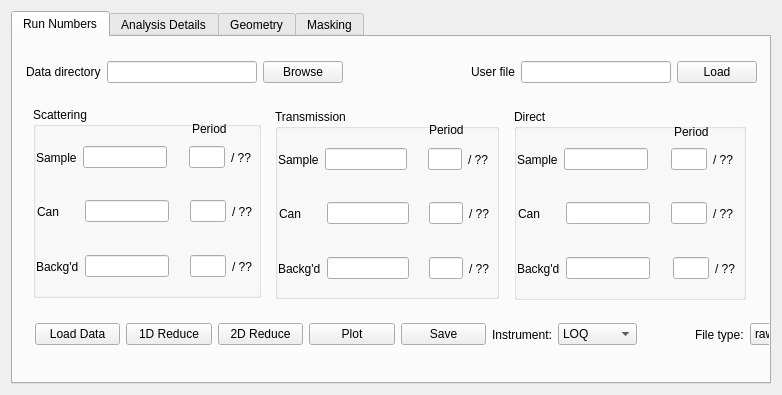
This is Code/qtiplot/MantidQt/CustomInterfaces/inc/SANSRunWindow.ui in mantidproject/mantid as Qt 5 draws it before an edit. The edited form follows.
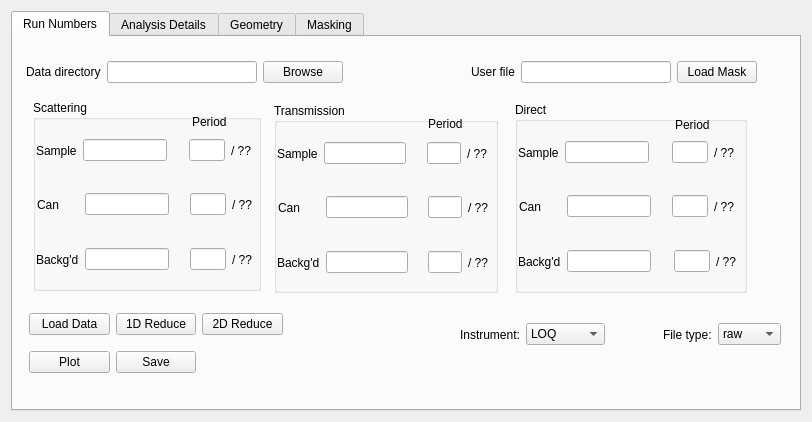
This is the edited form. The open tabs and pages were chosen to show the change.

Commit message: Better handling of centre finding from SANS GUI. Re #636

```diff
--- a/Code/qtiplot/MantidQt/CustomInterfaces/inc/SANSRunWindow.ui
+++ b/Code/qtiplot/MantidQt/CustomInterfaces/inc/SANSRunWindow.ui
@@ -1,13 +1,13 @@
 <?xml version="1.0" encoding="UTF-8"?>
 <ui version="4.0">
  <class>SANSRunWindow</class>
- <widget class="QWidget" name="SANSRunWindow">
-  <property name="geometry">
+ <widget class="QWidget" name="SANSRunWindow" >
+  <property name="geometry" >
    <rect>
     <x>0</x>
     <y>0</y>
-    <width>778</width>
-    <height>395</height>
+    <width>808</width>
+    <height>418</height>
    </rect>
   </property>
   <property name="windowTitle">
@@ -15,11 +15,17 @@
   </property>
   <layout class="QVBoxLayout" name="verticalLayout_3">
    <item>
-    <widget class="QTabWidget" name="tabWidget">
-     <property name="minimumSize">
+    <widget class="QTabWidget" name="tabWidget" >
+     <property name="sizePolicy" >
+      <sizepolicy vsizetype="Preferred" hsizetype="Preferred" >
+       <horstretch>0</horstretch>
+       <verstretch>0</verstretch>
+      </sizepolicy>
+     </property>
+     <property name="minimumSize" >
       <size>
-       <width>760</width>
-       <height>360</height>
+       <width>790</width>
+       <height>400</height>
       </size>
      </property>
      <property name="autoFillBackground">
@@ -41,11 +47,11 @@
       <attribute name="title">
        <string>Run Numbers</string>
       </attribute>
-      <widget class="QGroupBox" name="groupBox">
-       <property name="geometry">
+      <widget class="QGroupBox" name="groupBox" >
+       <property name="geometry" >
         <rect>
          <x>20</x>
-         <y>70</y>
+         <y>63</y>
          <width>228</width>
          <height>191</height>
         </rect>
@@ -271,11 +277,11 @@
         </layout>
        </widget>
       </widget>
-      <widget class="QGroupBox" name="groupBox_2">
-       <property name="geometry">
+      <widget class="QGroupBox" name="groupBox_2" >
+       <property name="geometry" >
         <rect>
-         <x>262</x>
-         <y>72</y>
+         <x>261</x>
+         <y>66</y>
          <width>224</width>
          <height>190</height>
         </rect>
@@ -501,11 +507,11 @@
         </layout>
        </widget>
       </widget>
-      <widget class="QGroupBox" name="groupBox_3">
-       <property name="geometry">
+      <widget class="QGroupBox" name="groupBox_3" >
+       <property name="geometry" >
         <rect>
-         <x>501</x>
-         <y>72</y>
+         <x>502</x>
+         <y>65</y>
          <width>232</width>
          <height>191</height>
         </rect>
@@ -731,55 +737,8 @@
         </layout>
        </widget>
       </widget>
-      <widget class="QWidget" name="gridLayoutWidget">
-       <property name="geometry">
-        <rect>
-         <x>22</x>
-         <y>281</y>
-         <width>451</width>
-         <height>33</height>
-        </rect>
-       </property>
-       <layout class="QGridLayout" name="gridLayout">
-        <item row="0" column="0">
-         <widget class="QPushButton" name="load_dataBtn">
-          <property name="text">
-           <string>Load Data</string>
-          </property>
-         </widget>
-        </item>
-        <item row="0" column="1">
-         <widget class="QPushButton" name="oneDBtn">
-          <property name="text">
-           <string>1D Reduce</string>
-          </property>
-         </widget>
-        </item>
-        <item row="0" column="3">
-         <widget class="QPushButton" name="plotBtn">
-          <property name="text">
-           <string>Plot</string>
-          </property>
-         </widget>
-        </item>
-        <item row="0" column="2">
-         <widget class="QPushButton" name="twoDBtn">
-          <property name="text">
-           <string>2D Reduce</string>
-          </property>
-         </widget>
-        </item>
-        <item row="0" column="4">
-         <widget class="QPushButton" name="pushButton">
-          <property name="text">
-           <string>Save</string>
-          </property>
-         </widget>
-        </item>
-       </layout>
-      </widget>
-      <widget class="QWidget" name="horizontalLayoutWidget">
-       <property name="geometry">
+      <widget class="QWidget" name="horizontalLayoutWidget" >
+       <property name="geometry" >
         <rect>
          <x>13</x>
          <y>14</y>
@@ -849,9 +808,9 @@
          </widget>
         </item>
         <item>
-         <widget class="QPushButton" name="userfileBtn">
-          <property name="text">
-           <string>Load</string>
+         <widget class="QPushButton" name="userfileBtn" >
+          <property name="text" >
+           <string>Load Mask</string>
           </property>
           <property name="autoDefault">
            <bool>false</bool>
@@ -860,10 +819,10 @@
         </item>
        </layout>
       </widget>
-      <widget class="QWidget" name="horizontalLayoutWidget_11">
-       <property name="geometry">
+      <widget class="QWidget" name="horizontalLayoutWidget_11" >
+       <property name="geometry" >
         <rect>
-         <x>479</x>
+         <x>447</x>
          <y>281</y>
          <width>321</width>
          <height>33</height>
@@ -927,6 +886,53 @@
         </item>
        </layout>
       </widget>
+      <widget class="QWidget" name="gridLayoutWidget_2" >
+       <property name="geometry" >
+        <rect>
+         <x>16</x>
+         <y>266</y>
+         <width>254</width>
+         <height>80</height>
+        </rect>
+       </property>
+       <layout class="QGridLayout" name="gridLayout_6" >
+        <item row="0" column="0" >
+         <widget class="QPushButton" name="load_dataBtn" >
+          <property name="text" >
+           <string>Load Data</string>
+          </property>
+         </widget>
+        </item>
+        <item row="0" column="2" >
+         <widget class="QPushButton" name="twoDBtn" >
+          <property name="text" >
+           <string>2D Reduce</string>
+          </property>
+         </widget>
+        </item>
+        <item row="0" column="1" >
+         <widget class="QPushButton" name="oneDBtn" >
+          <property name="text" >
+           <string>1D Reduce</string>
+          </property>
+         </widget>
+        </item>
+        <item row="1" column="0" >
+         <widget class="QPushButton" name="plotBtn" >
+          <property name="text" >
+           <string>Plot</string>
+          </property>
+         </widget>
+        </item>
+        <item row="1" column="1" >
+         <widget class="QPushButton" name="saveBtn" >
+          <property name="text" >
+           <string>Save</string>
+          </property>
+         </widget>
+        </item>
+       </layout>
+      </widget>
      </widget>
      <widget class="QWidget" name="tab_2">
       <attribute name="title">
```
Left out of the diff: 1679 changed lines with no effect on the pictures. The commit also changes 4 other files.
